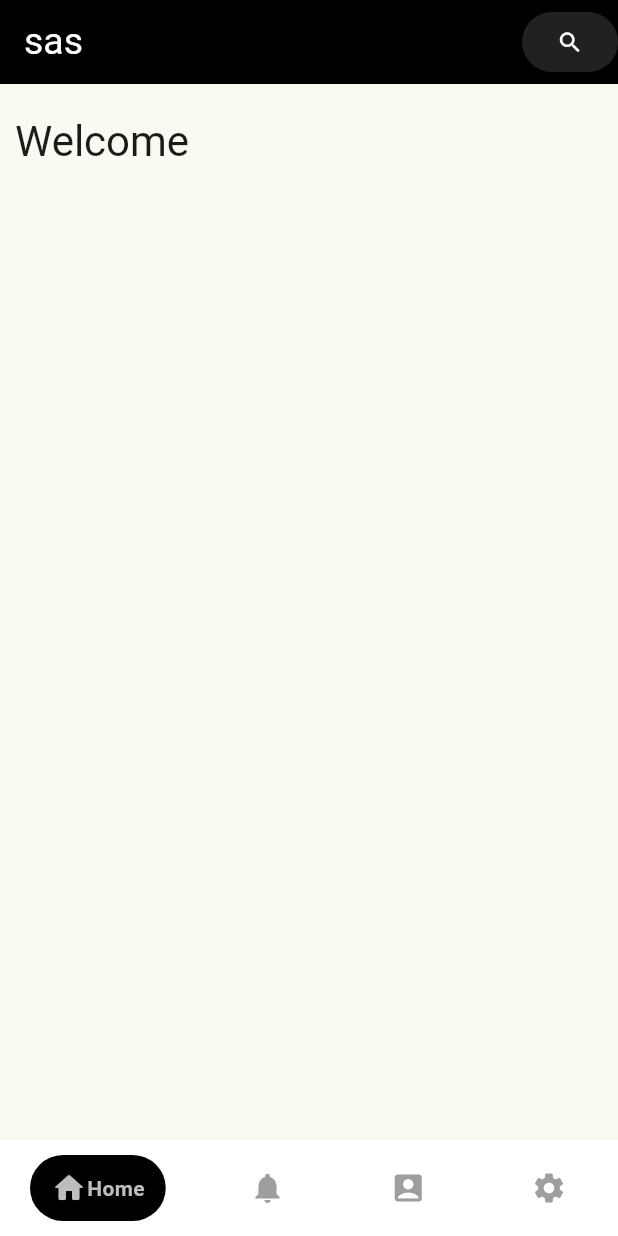
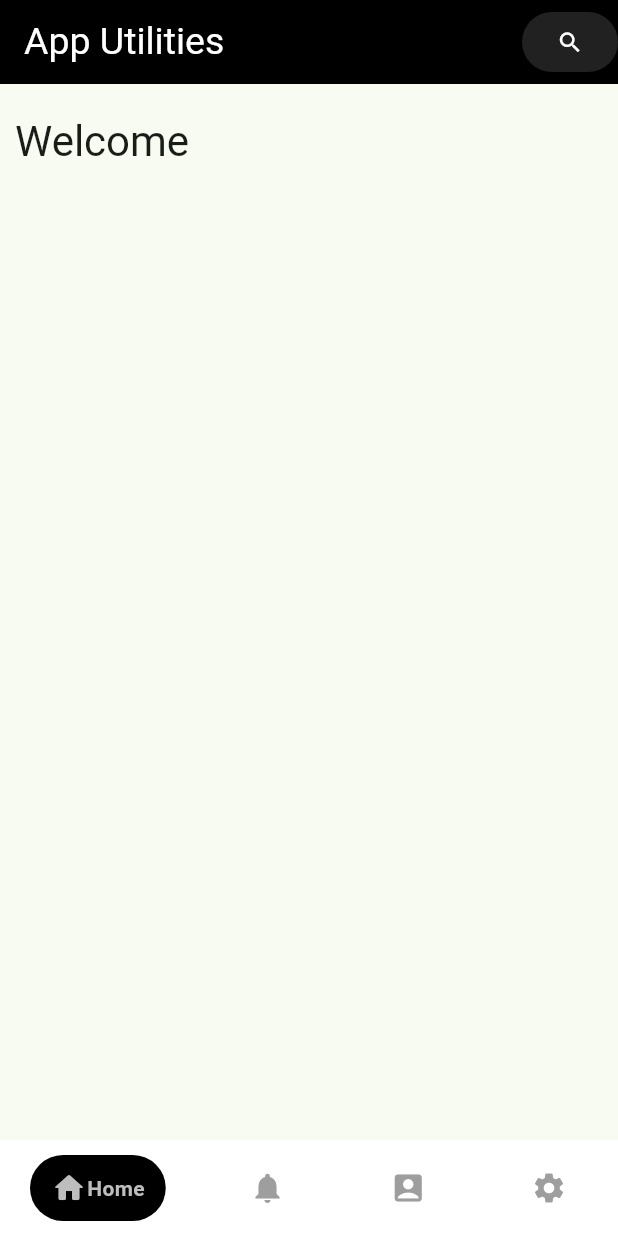
Before and after one commit to jeffercbs/first-app-flutter, a Flutter app: the screen it shows after launch, on a phone screen of 412 x 824 dp. Run offline on Flutter 3.47's test engine with Material 3 defaults, Android fonts, the phone set to English and light mode, and no system bars; drawn by our look-alikes of google_nav_bar.

Commit message:
change title in appbar

```diff
--- a/lib/widgets/navigation.dart
+++ b/lib/widgets/navigation.dart
@@ -32,7 +32,7 @@ class _NavigationMenuState extends State<NavigationMenu> {
     return Scaffold(
         appBar: AppBar(
           title: const Text(
-            "sas",
+            "App Utilities",
             style: TextStyle(
               fontSize: 25,
             ),
```
